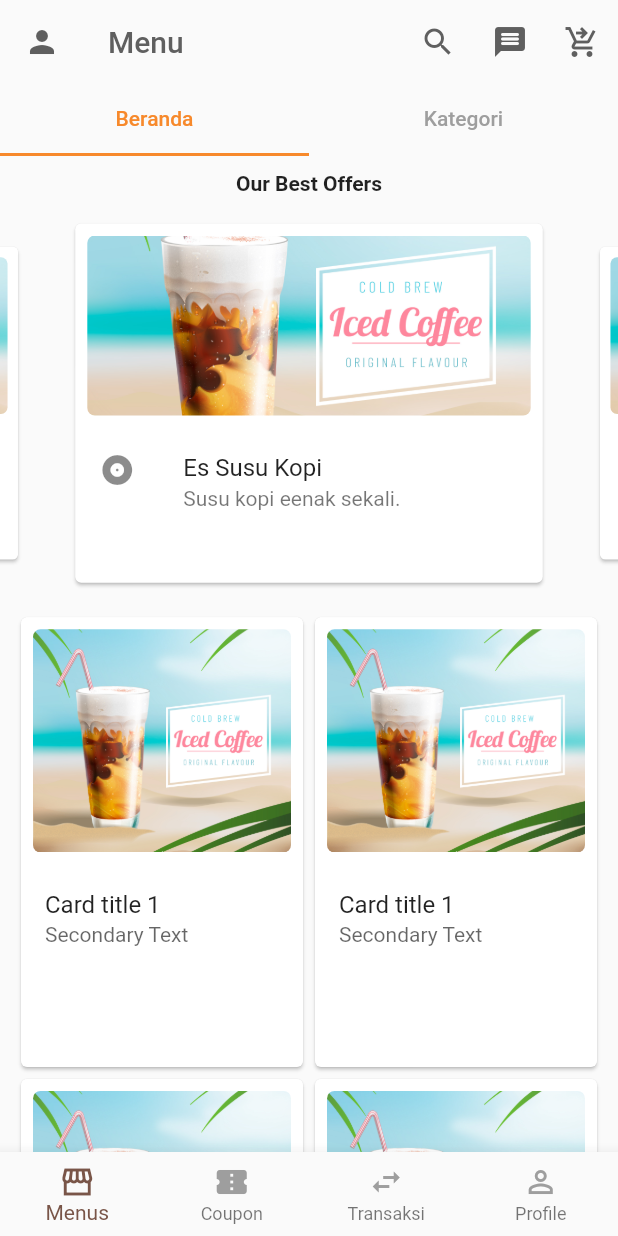
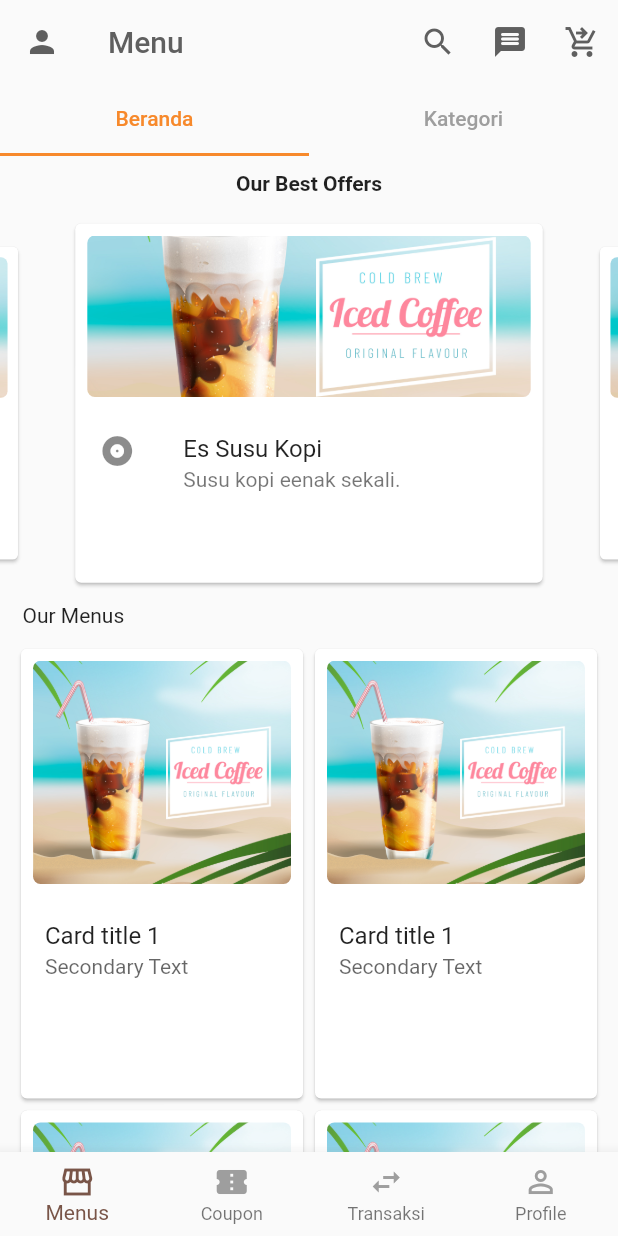
Before and after one commit to arikjunior/mobile-apps-coffee, a Flutter app: the screen it shows after launch, on a phone screen of 412 x 824 dp. Run offline on Flutter 3.47's test engine with Material 2 defaults, Android fonts, the light colour scheme and no system bars; drawn by our look-alikes of carousel_slider; our stand-ins replace email_validator, google_fonts; missing offline and left inert: clippy_flutter, dart:html.

```diff
--- a/lib/users/depanpage.dart
+++ b/lib/users/depanpage.dart
@@ -61,6 +61,7 @@ class _DepanPageState extends State<DepanPage> {
                               children: <Widget>[
                                 Container(
                                     width: size.width,
+                                    height: size.height * 0.15,
                                     padding: const EdgeInsets.all(8),
                                     child: ClipRRect(
                                       borderRadius: BorderRadius.circular(5),
@@ -88,6 +89,13 @@ class _DepanPageState extends State<DepanPage> {
                 ),
               ],
             ),
+            Container(
+              margin: const EdgeInsets.only(top: 5),
+              child: Padding(
+                padding: const EdgeInsets.only(left: 15),
+                child: Text("Our Menus"),
+              ),
+            ),
             GridView.count(
                 physics: ScrollPhysics(),
                 shrinkWrap: true,
@@ -114,6 +122,9 @@ class _DepanPageState extends State<DepanPage> {
                                   fit: BoxFit.cover,
                                 ),
                               )),
+                          Expanded(
+                              child: Column(
+                            children: [
                               ListTile(
                                 title: const Text('Card title 1'),
                                 subtitle: Text(
@@ -126,6 +137,8 @@ class _DepanPageState extends State<DepanPage> {
                                 alignment: MainAxisAlignment.start,
                                 children: [],
                               ),
+                            ],
+                          ))
                         ],
                       ),
                     ),
--- a/pubspec.yaml
+++ b/pubspec.yaml
@@ -36,6 +36,7 @@ dependencies:
   cupertino_icons: ^1.0.2
   google_fonts: ^2.3.1
   email_validator: ^2.0.1
+  clippy_flutter: ^2.0.0-nullsafety.0
 
 dev_dependencies:
   flutter_test:
```
Also changed, not shown: lib/users/favoritepage.dart (+36 -14 lines), pubspec.lock. Lines whose indentation alone changed are shown as unchanged.
